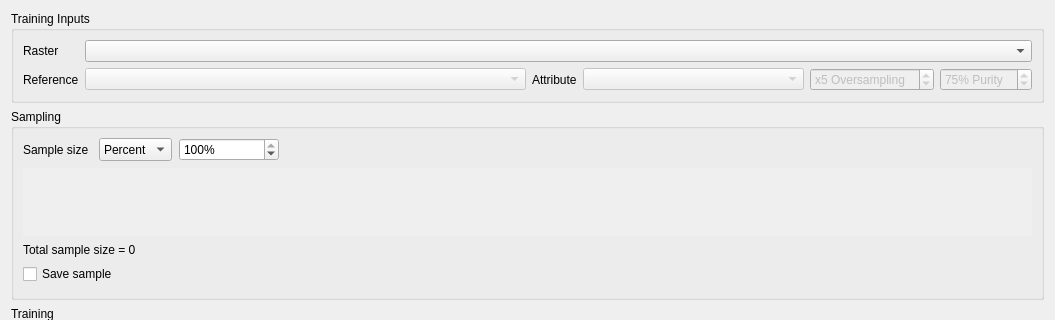
Old version of the form enmapbox/coreapps/enmapboxapplications/classificationapp/ui/main.ui in the repository jakimowb/enmapbox_testmigration2; both pictures show x 0 to 1055 and y 0 to 320 of the 1055 by 895 pixel window.
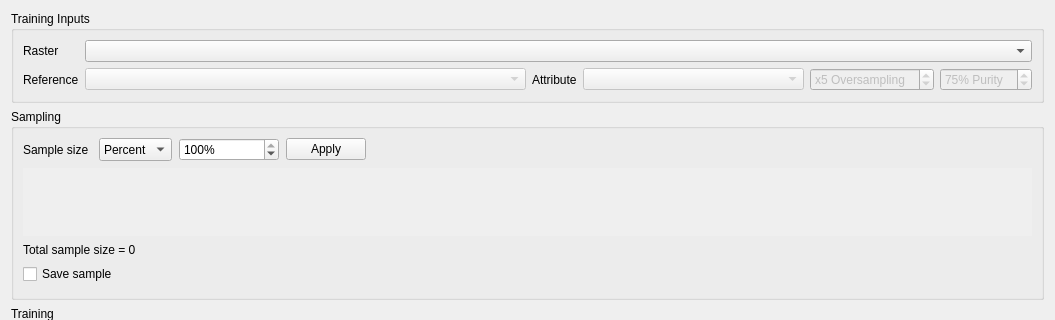
New version of the form. Icons and pictures are not drawn. Custom widgets are drawn as their Qt base class.

Diff of the .ui file:
```diff
--- a/enmapbox/coreapps/enmapboxapplications/classificationapp/ui/main.ui
+++ b/enmapbox/coreapps/enmapboxapplications/classificationapp/ui/main.ui
@@ -49,8 +49,8 @@
         <rect>
          <x>0</x>
          <y>0</y>
-         <width>1033</width>
-         <height>758</height>
+         <width>1012</width>
+         <height>771</height>
         </rect>
        </property>
        <layout class="QVBoxLayout" name="verticalLayout_2" stretch="0,0,1,0,0">
@@ -214,7 +214,7 @@
             <number>11</number>
            </property>
            <item>
-            <layout class="QHBoxLayout" name="horizontalLayout_7" stretch="0,0,0,0">
+            <layout class="QHBoxLayout" name="horizontalLayout_7" stretch="0,0,0,0,0">
              <property name="spacing">
               <number>7</number>
              </property>
@@ -349,6 +349,13 @@
                </widget>
               </widget>
              </item>
+             <item>
+              <widget class="QPushButton" name="uiApply_">
+               <property name="text">
+                <string>Apply</string>
+               </property>
+              </widget>
+             </item>
              <item>
               <spacer name="horizontalSpacer">
                <property name="orientation">
```
Left out of the diff: 8 changed lines with no effect on the pictures.
